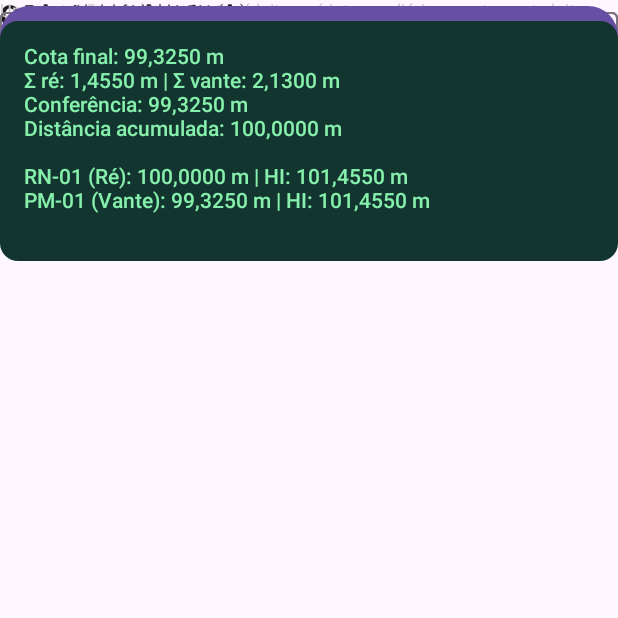
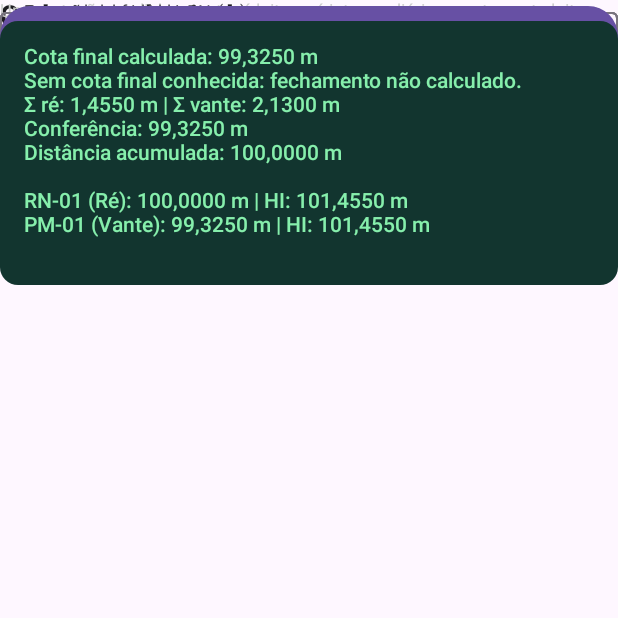
Before and after one commit to danielaureliodacruz8-spec/topografia-, an Android app built with Jetpack Compose: the composable LevelBookCalculator shown on its own in the app's theme, after a tap on "CALCULAR CADERNETA", on a phone screen of 412 x 824 dp, the top half of it. Run offline under Robolectric (Android 15) with nearby library versions, the phone set to English and light mode, and no system bars.

Commit message:
Add closed leveling compensation to field book

```diff
--- a/app/src/main/java/br/com/topoia/MainActivity.kt
+++ b/app/src/main/java/br/com/topoia/MainActivity.kt
@@ -360,12 +360,14 @@ private fun PointFileScreen() {
 private fun LevelBookCalculator() {
     var startPoint by remember { mutableStateOf("RN-01") }
     var startElevation by remember { mutableStateOf("100.000") }
+    var closingElevation by remember { mutableStateOf("") }
     var rows by remember { mutableStateOf("RN-01;1.455;;PM-01;2.130;100") }
     var result by remember { mutableStateOf<String?>(null) }
     Text("Caderneta de nivelamento composto", fontSize = 19.sp, fontWeight = FontWeight.Bold)
     Text("Uma estação por linha: ponto ré;leitura ré;intermediárias; ponto vante;leitura vante;distância. Intermediárias: P1:1.234|P2:1.456.", color = Color.LightGray, fontSize = 12.sp)
     NumberField("Ponto de referência", startPoint) { startPoint = it }
     NumberField("Cota conhecida do RN (m)", startElevation) { startElevation = it }
+    NumberField("Cota conhecida no ponto final (opcional, para fechamento)", closingElevation) { closingElevation = it }
     OutlinedTextField(
         value = rows,
         onValueChange = { rows = it },
@@ -392,8 +394,23 @@ private fun LevelBookCalculator() {
                 )
             }.toList()
             val r = NivelamentoCaderneta.calculate(startPoint.trim(), elevation, stations)
+            val knownEnd = if (closingElevation.isBlank()) null else parse(closingElevation) ?: error("Cota final conhecida inválida.")
+            val correctedTurningPoints = if (knownEnd != null) {
+                val rawElevations = listOf(elevation) + r.points.filter { it.type == "Vante" }.map { it.elevation }
+                val cumulative = listOf(0.0) + stations.runningFold(0.0) { total, station -> total + station.distanceMeters }.drop(1)
+                NivelamentoCaderneta.compensate(rawElevations, cumulative, r.finalElevation - knownEnd)
+            } else emptyList()
             buildString {
-                append("Cota final: ${fmt(r.finalElevation)} m\n")
+                append("Cota final calculada: ${fmt(r.finalElevation)} m\n")
+                if (knownEnd != null) {
+                    append("Cota final conhecida: ${fmt(knownEnd)} m\n")
+                    append("Erro de fechamento: ${fmt(r.finalElevation - knownEnd)} m\n")
+                    append("Pontos de mudança compensados por distância:\n")
+                    correctedTurningPoints.drop(1).forEachIndexed { index, value ->
+                        append("${stations[index].foresightPoint}: ${fmt(value)} m\n")
+                    }
+                    append("Visadas intermediárias não foram compensadas: informe a distância individual de cada ponto para isso.\n")
+                } else append("Sem cota final conhecida: fechamento não calculado.\n")
                 append("Σ ré: ${fmt(r.sumBacksights)} m | Σ vante: ${fmt(r.sumForesights)} m\n")
                 append("Conferência: ${fmt(r.arithmeticCheck)} m\n")
                 append("Distância acumulada: ${fmt(r.totalDistanceMeters)} m\n\n")
```
